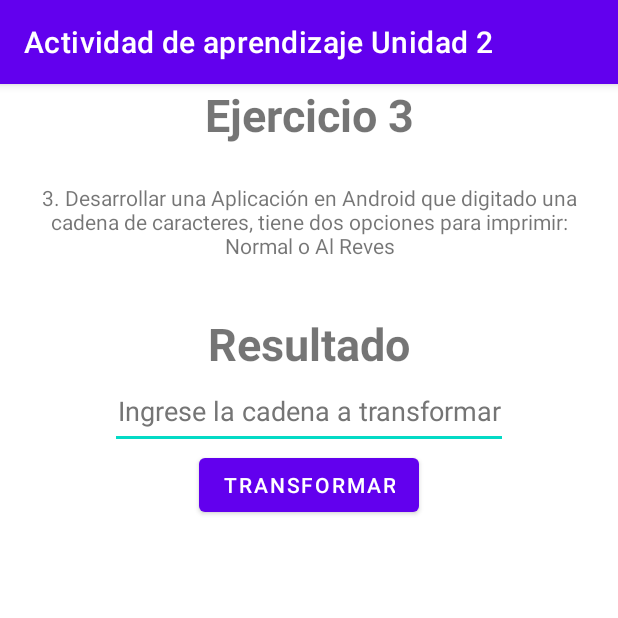
After one commit to RobertoAnguloDeveloper/AppU2, an Android app: the fragment Ej3Fragment shown on its own in the app's theme, on a phone screen of 412 x 824 dp, the top half of it. The commit adds this screen. Run offline under Robolectric (Android 15) with nearby library versions, the phone set to English and light mode, and no system bars.

Commit message:
Ej3 in progress

```diff
--- a/app/src/main/java/com/udc/aau2/MainActivity.java
+++ b/app/src/main/java/com/udc/aau2/MainActivity.java
@@ -10,12 +10,13 @@ import android.view.View;
 import com.udc.aau2.ejercicios.Ej1;
 import com.udc.aau2.ui.fragments.Ej1Fragment;
 import com.udc.aau2.ui.fragments.Ej2Fragment;
+import com.udc.aau2.ui.fragments.Ej3Fragment;
 import com.udc.aau2.ui.fragments.HomeFragment;
 
 public class MainActivity extends AppCompatActivity {
 
     FragmentTransaction transaction;
-    Fragment homeFragment, ej1Fragment, ej2Fragment;
+    Fragment homeFragment, ej1Fragment, ej2Fragment, ej3Fragment;
     Ej1 ej1;
 
     @Override
@@ -26,6 +27,7 @@ public class MainActivity extends AppCompatActivity {
         homeFragment = new HomeFragment();
         ej1Fragment = new Ej1Fragment();
         ej2Fragment = new Ej2Fragment();
+        ej3Fragment = new Ej3Fragment();
 
         getSupportFragmentManager().beginTransaction().add(R.id.fragmentFrame, homeFragment).commit();
     }
@@ -35,9 +37,12 @@ public class MainActivity extends AppCompatActivity {
 
         switch (view.getId()){
             case R.id.btnEj1: transaction.replace(R.id.fragmentFrame, ej1Fragment).commit();
+                break;
 
+            case R.id.btnEj2: transaction.replace(R.id.fragmentFrame, ej2Fragment).commit();
                 break;
-            case R.id.btnEj2: transaction.replace(R.id.fragmentFrame, ej2Fragment).commit();
+
+            case R.id.btnEj3: transaction.replace(R.id.fragmentFrame, ej3Fragment).commit();
                 break;
         }
     }
--- /dev/null
+++ b/app/src/main/java/com/udc/aau2/ejercicios/Ej3.java
@@ -0,0 +1,4 @@
+package com.udc.aau2.ejercicios;
+
+public class Ej3 {
+}
--- /dev/null
+++ b/app/src/main/java/com/udc/aau2/ui/fragments/Ej3Fragment.java
@@ -0,0 +1,77 @@
+package com.udc.aau2.ui.fragments;
+
+import android.os.Bundle;
+
+import androidx.fragment.app.Fragment;
+
+import android.view.LayoutInflater;
+import android.view.View;
+import android.view.ViewGroup;
+import android.widget.Button;
+import android.widget.EditText;
+import android.widget.TextView;
+
+import com.udc.aau2.R;
+import com.udc.aau2.ejercicios.Ej3;
+
+/**
+ * A simple {@link Fragment} subclass.
+ * Use the {@link Ej3Fragment#newInstance} factory method to
+ * create an instance of this fragment.
+ */
+public class Ej3Fragment extends Fragment {
+    Button btnCalcular;
+    EditText cadena;
+    TextView resultado;
+    Ej3 ej3;
+
+    // TODO: Rename parameter arguments, choose names that match
+    // the fragment initialization parameters, e.g. ARG_ITEM_NUMBER
+    private static final String ARG_PARAM1 = "param1";
+    private static final String ARG_PARAM2 = "param2";
+
+    // TODO: Rename and change types of parameters
+    private String mParam1;
+    private String mParam2;
+
+    public Ej3Fragment() {
+        // Required empty public constructor
+    }
+
+    /**
+     * Use this factory method to create a new instance of
+     * this fragment using the provided parameters.
+     *
+     * @param param1 Parameter 1.
+     * @param param2 Parameter 2.
+     * @return A new instance of fragment Ej3Fragment.
+     */
+    // TODO: Rename and change types and number of parameters
+    public static Ej3Fragment newInstance(String param1, String param2) {
+        Ej3Fragment fragment = new Ej3Fragment();
+        Bundle args = new Bundle();
+        args.putString(ARG_PARAM1, param1);
+        args.putString(ARG_PARAM2, param2);
+        fragment.setArguments(args);
+        return fragment;
+    }
+
+    @Override
+    public void onCreate(Bundle savedInstanceState) {
+        super.onCreate(savedInstanceState);
+        if (getArguments() != null) {
+            mParam1 = getArguments().getString(ARG_PARAM1);
+            mParam2 = getArguments().getString(ARG_PARAM2);
+        }
+    }
+
+    @Override
+    public View onCreateView(LayoutInflater inflater, ViewGroup container,
+                             Bundle savedInstanceState) {
+        // Inflate the layout for this fragment
+        View view = inflater.inflate(R.layout.fragment_ej3, container, false);
+
+
+        return view;
+    }
+}
--- /dev/null
+++ b/app/src/main/res/layout/fragment_ej3.xml
@@ -0,0 +1,65 @@
+<?xml version="1.0" encoding="utf-8"?>
+<FrameLayout xmlns:android="http://schemas.android.com/apk/res/android"
+    xmlns:tools="http://schemas.android.com/tools"
+    android:layout_width="match_parent"
+    android:layout_height="match_parent"
+    tools:context=".ui.fragments.Ej3Fragment">
+
+    <LinearLayout
+        android:layout_width="match_parent"
+        android:layout_height="wrap_content"
+
+        android:orientation="vertical">
+
+        <TextView
+            android:id="@+id/ej3Title"
+            android:layout_width="match_parent"
+            android:layout_height="wrap_content"
+            android:gravity="center"
+            android:text="@string/ej3Title"
+            android:textSize="30sp"
+            android:textStyle="bold" />
+
+        <TextView
+            android:id="@+id/ejDescription"
+            android:layout_width="match_parent"
+            android:layout_height="wrap_content"
+            android:text="@string/ej3Description"
+            android:gravity="center_horizontal"
+            android:layout_margin="25dp"/>
+
+        <TextView
+            android:id="@+id/resultadoEj3"
+            android:layout_width="wrap_content"
+            android:layout_height="wrap_content"
+            android:layout_gravity="center_horizontal"
+
+            android:layout_marginTop="10dp"
+            android:text="@string/resultadoEj1"
+            android:textSize="30sp"
+            android:textStyle="bold" />
+
+        <EditText
+            android:id="@+id/cadena"
+            android:layout_width="265dp"
+            android:layout_height="wrap_content"
+            android:layout_gravity="center_horizontal"
+            android:layout_marginTop="2dp"
+            android:autofillHints=""
+            android:ems="10"
+            android:gravity="center_horizontal"
+            android:hint="@string/fragEj3_input_placeholder"
+            android:inputType="text"
+            android:minHeight="48dp"
+            android:textColorHint="#757575" />
+
+        <Button
+            android:id="@+id/btnCalcular"
+            android:layout_width="wrap_content"
+            android:layout_height="wrap_content"
+            android:layout_gravity="center_horizontal"
+            android:text="@string/btnTransformar" />
+
+    </LinearLayout>
+
+</FrameLayout>
--- a/app/src/main/res/values/strings.xml
+++ b/app/src/main/res/values/strings.xml
@@ -17,4 +17,9 @@
     <string name="ejDescription">1. Desarrollar una Apps en Android que Calcule el Cubo de un Numero, si el número es mayor de 100, la aplicación mostrar un mensaje con Toast “Eres muy afortunado”</string>
     <string name="ej2Title">Ejercicio 2</string>
     <string name="ej2Description">2. Desarrollar una Aplicación en Android Que simule la tirada de Dos dados</string>
+    <string name="ej3Title">Ejercicio 3</string>
+    <string name="ej3Description">3. Desarrollar una Aplicación en Android que digitado una cadena de caracteres, tiene dos
+opciones para imprimir: Normal o Al Reves</string>
+    <string name="fragEj3_input_placeholder">Ingrese la cadena a transformar</string>
+    <string name="btnTransformar">Transformar</string>
 </resources>
```
